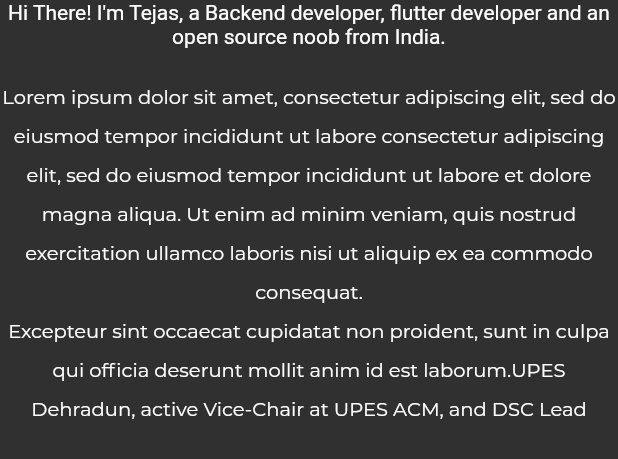
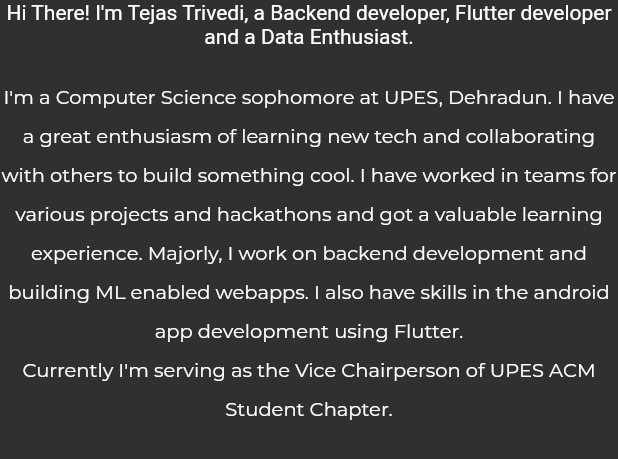
Before and after one commit to tejas-trivedi/portfolio_website, a Flutter app: the AboutMeText widget shown alone on an empty page, opened directly, on a phone screen of 412 x 824 dp. Shown: the top 459 px of the screen. Run offline on Flutter 3.47's test engine with Material 2 defaults, Android fonts, the phone set to English and light mode, and no system bars; our stand-ins replace animated_text_kit, carousel_slider, google_fonts, responsive_builder, scrollable_positioned_list, shimmer_animation; missing offline and left inert: universal_html.

Commit message:
about added

```diff
--- a/lib/sections/mainSection.dart
+++ b/lib/sections/mainSection.dart
@@ -30,7 +30,7 @@ class _MainPageState extends State<MainPage> {
   final List<String> _sectionsName = [
     "Home",
     "About",
-    "Services",
+    "What I Do?",
     "Projects",
     "Contact"
   ];
@@ -81,6 +81,7 @@ class _MainPageState extends State<MainPage> {
       appBar: MediaQuery.of(context).size.width > 760
           ? _appBarTabDesktop()
           : AppBar(
+            iconTheme: IconThemeData(color: Colors.white),
               backgroundColor: Colors.transparent,
               elevation: 0.0,
             ),
--- a/lib/widget/aboutMeText.dart
+++ b/lib/widget/aboutMeText.dart
@@ -24,39 +24,36 @@ class AboutMeText extends StatelessWidget {
       text: TextSpan(children: [
         TextSpan(
           text:
-              "Hi There! I'm Tejas, a Backend developer, flutter developer and an open source noob from India.\n\n",
+              "Hi There! I'm Tejas Trivedi, a Backend developer, Flutter developer and a Data Enthusiast.\n\n",
           style: MediaQuery.of(context).size.width < 600
-              //? _textStyle(fontSize + 2, true)
-              //: _textStyle(fontSize + 4, true),
-              ? (TextStyle(fontSize: 14, color: Colors.white ))
-              : (TextStyle(fontSize: 20, color: Colors.white )),
-
+              ? (TextStyle(fontSize: 14, color: Colors.white))
+              : (TextStyle(fontSize: 20, color: Colors.white)),
         ),
         TextSpan(
           text:
-              "Lorem ipsum dolor sit amet, consectetur adipiscing elit, sed do eiusmod tempor incididunt ut labore consectetur adipiscing elit, sed do eiusmod tempor incididunt ut labore et dolore magna aliqua. Ut enim ad minim veniam, quis nostrud exercitation ullamco laboris nisi ut aliquip ex ea commodo consequat.\nExcepteur sint occaecat cupidatat non proident, sunt in culpa qui officia deserunt mollit anim id est laborum.",
+              "I'm a Computer Science sophomore at UPES, Dehradun. I have a great enthusiasm of learning new tech and collaborating with others to build something cool. I have worked in teams for various projects and hackathons and got a valuable learning experience. Majorly, I work on backend development and building ML enabled webapps. I also have skills in the android app development using Flutter.\nCurrently I'm serving as the ",
           style: MediaQuery.of(context).size.width < 600
               ? _textStyle(fontSize, false)
               : _textStyle(fontSize + 2, false),
         ),
         TextSpan(
-          text: "UPES Dehradun",
+          text: "Vice Chairperson",
           style: MediaQuery.of(context).size.width < 600
               ? _textStyle(fontSize, true)
               : _textStyle(fontSize + 2, true),
         ),
         TextSpan(
-          text: ", active ",
+          text: " of ",
           style: MediaQuery.of(context).size.width < 600
               ? _textStyle(fontSize, false)
               : _textStyle(fontSize + 2, false),
         ),
         TextSpan(
-          text: "Vice-Chair at UPES ACM,",
+          text: "UPES ACM Student Chapter.",
           style: MediaQuery.of(context).size.width < 600
               ? _textStyle(fontSize, true)
               : _textStyle(fontSize + 2, true),
-        ),
+        ),/*
         TextSpan(
           text: " and",
           style: MediaQuery.of(context).size.width < 600
@@ -68,7 +65,7 @@ class AboutMeText extends StatelessWidget {
           style: MediaQuery.of(context).size.width < 600
               ? _textStyle(fontSize, true)
               : _textStyle(fontSize + 2, true),
-        )
+        )*/
       ]),
     );
   }
--- a/lib/widget/serviceCard.dart
+++ b/lib/widget/serviceCard.dart
@@ -57,6 +57,7 @@ class _ServiceCardState extends State<ServiceCard> {
                 color: kPrimaryColor.withAlpha(200),
                 blurRadius: 12.0,
                 offset: Offset(0, 4),
+                spreadRadius: 1.5,
               )
             ]
           : []
```
Also changed, not shown: lib/constants.dart (+2 -22 lines), lib/widget/projectCard.dart (+4 -4 lines), assets/fonts/autography.otf (added), assets/fonts/southam.otf (added), 1 other file.
